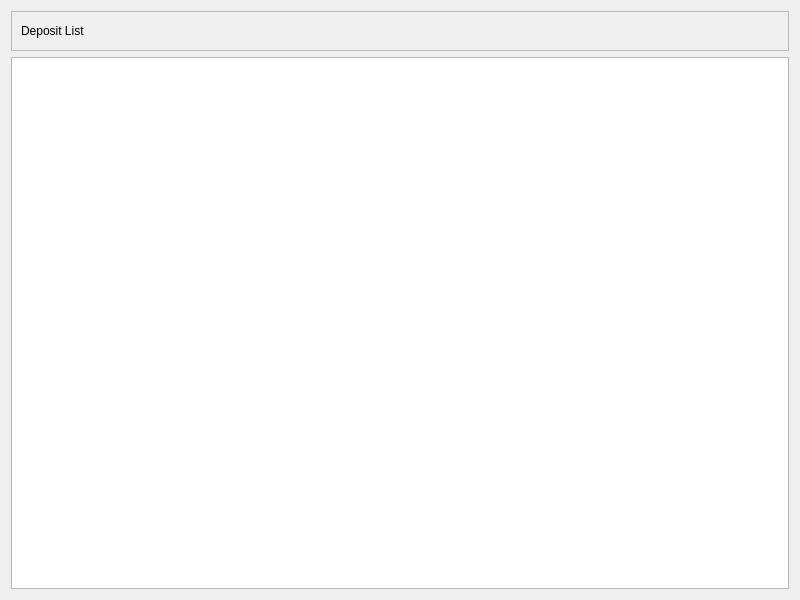
First picture: the form in penyamanager/admin/depositlistview.ui, repository eguzki/penyamanager, before the edit.
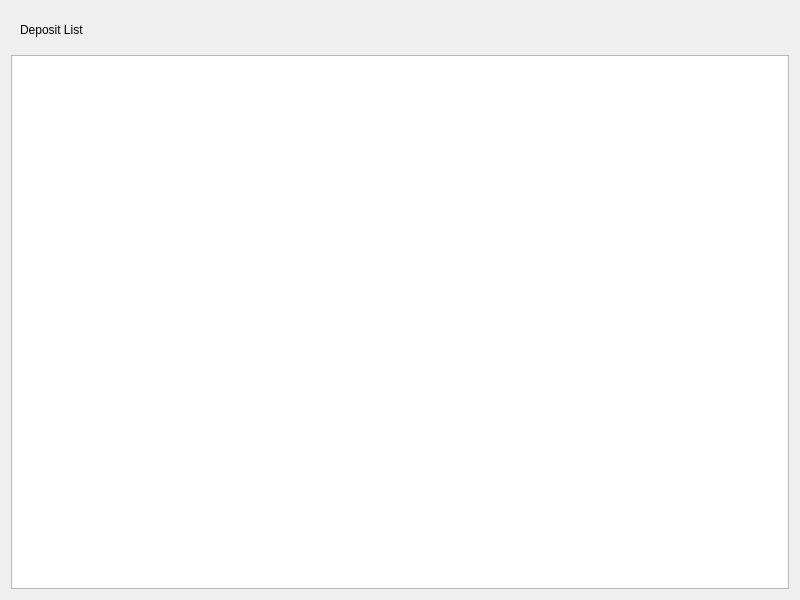
Second picture: the form after the edit.

The edit to the form file:
```diff
--- a/penyamanager/admin/depositlistview.ui
+++ b/penyamanager/admin/depositlistview.ui
@@ -57,19 +57,13 @@
   </property>
   <layout class="QVBoxLayout" name="verticalLayout">
    <item>
-    <widget class="QFrame" name="topFrame">
+    <widget class="QWidget" name="topWidget" native="true">
      <property name="sizePolicy">
       <sizepolicy hsizetype="Preferred" vsizetype="Fixed">
        <horstretch>0</horstretch>
        <verstretch>0</verstretch>
       </sizepolicy>
      </property>
-     <property name="frameShape">
-      <enum>QFrame::StyledPanel</enum>
-     </property>
-     <property name="frameShadow">
-      <enum>QFrame::Raised</enum>
-     </property>
      <layout class="QHBoxLayout" name="horizontalLayout_3">
       <item>
        <widget class="QLabel" name="titleLabel">
```
